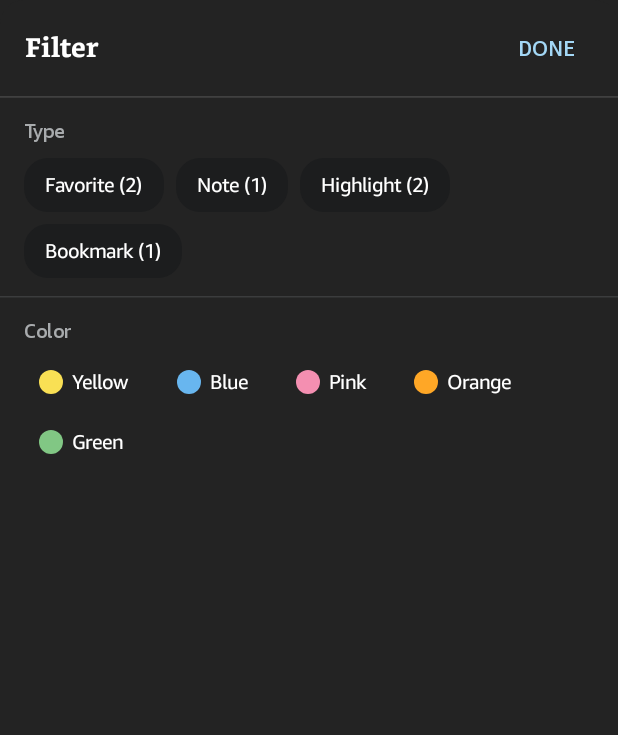
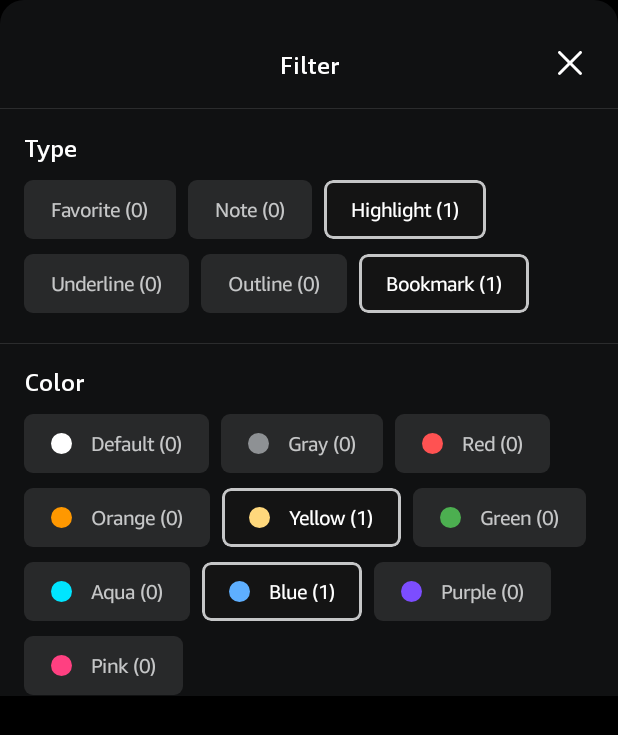
Before and after one commit to BerKetKet/kindling.experimentation, an Android app built with Jetpack Compose: the @Preview function AnnotationsFilterSheetPreview, on a phone screen of 412 x 824 dp. Shown: the top 735 px of the screen. Run offline under Robolectric (Android 15) with nearby library versions, the phone set to English and light mode, and no system bars.

Commit message:
feat(real-ui): calibrate D14 Annotations filter sheet with Kindle typography and layout

```diff
--- a/app/src/main/java/app/opusreader/navigation/OpusNavHost.kt
+++ b/app/src/main/java/app/opusreader/navigation/OpusNavHost.kt
@@ -2,6 +2,7 @@ package app.opusreader.navigation
 
 import androidx.compose.foundation.Image
 import androidx.compose.foundation.background
+import androidx.compose.foundation.clickable
 import androidx.compose.foundation.layout.Box
 import androidx.compose.foundation.layout.fillMaxSize
 import androidx.compose.foundation.layout.fillMaxWidth
@@ -129,8 +130,8 @@ fun OpusNavHost(
     val currentBook = allBooks.firstOrNull { it.id == "frankenstein_shelley" } ?: allBooks.first()
 
     // Annotation filter and sort states
-    var annotationFilterTypes by remember { mutableStateOf(emptySet<String>()) }
-    var annotationFilterColors by remember { mutableStateOf(emptySet<String>()) }
+    var annotationFilterTypes by remember { mutableStateOf(setOf("Highlight", "Bookmark")) }
+    var annotationFilterColors by remember { mutableStateOf(setOf("YELLOW", "BLUE")) }
     var annotationSortField by remember { mutableStateOf(AnnotationSortField.LOCATION) }
     var annotationSortDirection by remember { mutableStateOf(SortDirection.ASCENDING) }
 
@@ -374,6 +375,25 @@ fun OpusNavHost(
 
                 // 14 Annotations Filter Sheet
                 composable(NavRoutes.ANNOTATIONS_FILTER) {
+                    Box(modifier = Modifier.fillMaxSize()) {
+                        AnnotationsScreen(
+                            engine = readerEngine,
+                            filterTypes = annotationFilterTypes,
+                            filterColors = annotationFilterColors,
+                            sortField = annotationSortField,
+                            sortDirection = annotationSortDirection,
+                            onBackClick = { navController.popBackStack() },
+                            onFilterClick = {},
+                            onSortClick = {},
+                            onExportClick = {},
+                            onItemClick = {}
+                        )
+                        Box(
+                            modifier = Modifier
+                                .fillMaxSize()
+                                .background(Color(0xFF444648).copy(alpha = 0.60f))
+                                .clickable { navController.popBackStack() }
+                        )
                         AnnotationsFilterSheet(
                             initialTypes = annotationFilterTypes,
                             initialColors = annotationFilterColors,
@@ -382,8 +402,10 @@ fun OpusNavHost(
                                 annotationFilterTypes = types
                                 annotationFilterColors = colors
                                 navController.popBackStack()
+                            },
+                            modifier = Modifier.align(Alignment.BottomCenter)
+                        )
                     }
-                    )
                 }
 
                 // 15 Annotations Sort Sheet
--- a/app/src/main/java/app/opusreader/ui/screens/AnnotationsFilterSheet.kt
+++ b/app/src/main/java/app/opusreader/ui/screens/AnnotationsFilterSheet.kt
@@ -1,15 +1,13 @@
 package app.opusreader.ui.screens
 
-import androidx.compose.foundation.Image
 import androidx.compose.foundation.background
+import androidx.compose.foundation.border
 import androidx.compose.foundation.clickable
 import androidx.compose.foundation.layout.Arrangement
 import androidx.compose.foundation.layout.Box
-import androidx.compose.foundation.layout.ExperimentalLayoutApi
-import androidx.compose.foundation.layout.FlowRow
+import androidx.compose.foundation.layout.Column
 import androidx.compose.foundation.layout.Row
 import androidx.compose.foundation.layout.Spacer
-import androidx.compose.foundation.layout.fillMaxSize
 import androidx.compose.foundation.layout.fillMaxWidth
 import androidx.compose.foundation.layout.height
 import androidx.compose.foundation.layout.padding
@@ -17,10 +15,8 @@ import androidx.compose.foundation.layout.size
 import androidx.compose.foundation.layout.width
 import androidx.compose.foundation.shape.CircleShape
 import androidx.compose.foundation.shape.RoundedCornerShape
-import androidx.compose.material.icons.Icons
-import androidx.compose.material.icons.filled.Check
-import androidx.compose.material3.HorizontalDivider
 import androidx.compose.material3.Icon
+import androidx.compose.material3.IconButton
 import androidx.compose.material3.Text
 import androidx.compose.runtime.Composable
 import androidx.compose.runtime.getValue
@@ -31,32 +27,22 @@ import androidx.compose.ui.Alignment
 import androidx.compose.ui.Modifier
 import androidx.compose.ui.draw.clip
 import androidx.compose.ui.graphics.Color
-import androidx.compose.ui.layout.ContentScale
 import androidx.compose.ui.res.painterResource
+import androidx.compose.ui.text.PlatformTextStyle
+import androidx.compose.ui.text.TextStyle
 import androidx.compose.ui.text.font.FontWeight
 import androidx.compose.ui.tooling.preview.Preview
 import androidx.compose.ui.unit.dp
 import androidx.compose.ui.unit.sp
 import app.opusreader.R
-import app.opusreader.ui.components.OpusBottomSheetContainer
-import app.opusreader.ui.theme.HighlightBlue
-import app.opusreader.ui.theme.HighlightGreen
-import app.opusreader.ui.theme.HighlightOrange
-import app.opusreader.ui.theme.HighlightPink
-import app.opusreader.ui.theme.HighlightYellow
-import app.opusreader.ui.theme.OpusDivider
+import app.opusreader.ui.theme.AmazonEmberFontFamily
 import app.opusreader.ui.theme.OpusReaderTheme
-import app.opusreader.ui.theme.OpusSpacing
-import app.opusreader.ui.theme.OpusSurfaceVariant
-import app.opusreader.ui.theme.OpusTextPrimary
-import app.opusreader.ui.theme.OpusTextSecondary
 import app.opusreader.ui.theme.refPx
 
-@OptIn(ExperimentalLayoutApi::class)
 @Composable
 fun AnnotationsFilterSheet(
-    initialTypes: Set<String> = emptySet(),
-    initialColors: Set<String> = emptySet(),
+    initialTypes: Set<String> = setOf("Highlight", "Bookmark"),
+    initialColors: Set<String> = setOf("YELLOW", "BLUE"),
     onCloseClick: () -> Unit = {},
     onApply: (Set<String>, Set<String>) -> Unit = { _, _ -> },
     modifier: Modifier = Modifier
@@ -64,119 +50,200 @@ fun AnnotationsFilterSheet(
     var selectedTypes by remember { mutableStateOf(initialTypes) }
     var selectedColors by remember { mutableStateOf(initialColors) }
 
-    val types = listOf(
-        "Favorite" to 2,
-        "Note" to 1,
-        "Highlight" to 2,
-        "Bookmark" to 1
+    val typeRows = listOf(
+        listOf("Favorite" to 0, "Note" to 0, "Highlight" to 1),
+        listOf("Underline" to 0, "Outline" to 0, "Bookmark" to 1)
     )
 
-    val colors = listOf(
-        "Yellow" to HighlightYellow,
-        "Blue" to HighlightBlue,
-        "Pink" to HighlightPink,
-        "Orange" to HighlightOrange,
-        "Green" to HighlightGreen
+    val colorRows = listOf(
+        listOf(Triple("Default", 0, Color.White), Triple("Gray", 0, Color(0xFF8E9194)), Triple("Red", 0, Color(0xFFFF5252))),
+        listOf(Triple("Orange", 0, Color(0xFFFF9800)), Triple("Yellow", 1, Color(0xFFFFD87C)), Triple("Green", 0, Color(0xFF4CAF50))),
+        listOf(Triple("Aqua", 0, Color(0xFF00E5FF)), Triple("Blue", 1, Color(0xFF5EAFFF)), Triple("Purple", 0, Color(0xFF7C4DFF))),
+        listOf(Triple("Pink", 0, Color(0xFFFF4081)))
     )
 
-    OpusBottomSheetContainer(
-        title = "Filter",
-        doneButtonText = "DONE",
-        onDoneClick = { onApply(selectedTypes, selectedColors) },
-        onCloseClick = onCloseClick,
+    Column(
         modifier = modifier
+            .fillMaxWidth()
+            .height(1218.refPx)
+            .clip(RoundedCornerShape(topStart = 16.dp, topEnd = 16.dp))
+            .background(Color(0xFF101112))
     ) {
-        SectionTitle("Type")
-
-        FlowRow(
+        // Header (y=1122..1310, h=190px)
+        Box(
             modifier = Modifier
                 .fillMaxWidth()
-                .padding(horizontal = OpusSpacing.standard),
-            horizontalArrangement = Arrangement.spacedBy(OpusSpacing.small),
-            verticalArrangement = Arrangement.spacedBy(OpusSpacing.small)
+                .height(190.refPx)
         ) {
-            types.forEach { (type, count) ->
+            Text(
+                text = "Filter",
+                color = Color.White,
+                fontFamily = AmazonEmberFontFamily,
+                fontSize = 16.sp,
+                fontWeight = FontWeight.Bold,
+                style = TextStyle(platformStyle = PlatformTextStyle(includeFontPadding = false)),
+                modifier = Modifier
+                    .align(Alignment.TopCenter)
+                    .padding(top = (89 / 2.625).dp)
+            )
+
+            IconButton(
+                onClick = onCloseClick,
+                modifier = Modifier
+                    .align(Alignment.TopEnd)
+                    .padding(top = (79 / 2.625).dp, end = (53 / 2.625).dp)
+                    .size(24.dp)
+            ) {
+                Icon(
+                    painter = painterResource(R.drawable.ic_bds_close),
+                    contentDescription = "Close",
+                    tint = Color.White,
+                    modifier = Modifier.size(24.dp)
+                )
+            }
+
+            // Divider 1 (y=1310..1312, h=2px)
+            Box(
+                modifier = Modifier
+                    .fillMaxWidth()
+                    .height((2 / 2.625).dp)
+                    .background(Color(0xFF2B2C2D))
+                    .align(Alignment.BottomCenter)
+            )
+        }
+
+        Spacer(modifier = Modifier.height((44 / 2.625).dp))
+
+        // Type section title (y=1366..1405)
+        Text(
+            text = "Type",
+            color = Color.White,
+            fontFamily = AmazonEmberFontFamily,
+            fontSize = 16.sp,
+            fontWeight = FontWeight.Bold,
+            style = TextStyle(platformStyle = PlatformTextStyle(includeFontPadding = false)),
+            modifier = Modifier.padding(start = (42 / 2.625).dp)
+        )
+
+        Spacer(modifier = Modifier.height((32 / 2.625).dp))
+
+        // Type rows
+        typeRows.forEachIndexed { index, rowItems ->
+            if (index > 0) Spacer(modifier = Modifier.height((27 / 2.625).dp))
+            Row(
+                modifier = Modifier
+                    .fillMaxWidth()
+                    .padding(horizontal = (42 / 2.625).dp),
+                horizontalArrangement = Arrangement.spacedBy((21 / 2.625).dp)
+            ) {
+                rowItems.forEach { (type, count) ->
                     val isSelected = selectedTypes.contains(type)
                     Box(
                         modifier = Modifier
-                        .clip(RoundedCornerShape(16.dp))
-                        .background(if (isSelected) OpusTextPrimary else OpusSurfaceVariant)
+                            .height((104 / 2.625).dp)
+                            .clip(RoundedCornerShape(6.dp))
+                            .background(if (isSelected) Color(0xFF141414) else Color(0xFF28292A))
+                            .then(
+                                if (isSelected) Modifier.border(width = 1.5.dp, color = Color(0xFFC5C6C7), shape = RoundedCornerShape(6.dp))
+                                else Modifier
+                            )
                             .clickable {
                                 selectedTypes = if (isSelected) selectedTypes - type else selectedTypes + type
+                                onApply(selectedTypes, selectedColors)
                             }
-                        .padding(horizontal = 14.dp, vertical = 8.dp)
+                            .padding(horizontal = (48 / 2.625).dp),
+                        contentAlignment = Alignment.Center
                     ) {
                         Text(
                             text = "$type ($count)",
-                        color = if (isSelected) Color(0xFF101112) else OpusTextPrimary,
+                            color = if (isSelected) Color.White else Color(0xFFC5C6C7),
+                            fontFamily = AmazonEmberFontFamily,
                             fontSize = 13.sp,
-                        fontWeight = if (isSelected) FontWeight.SemiBold else FontWeight.Normal
+                            fontWeight = FontWeight.Normal,
+                            style = TextStyle(platformStyle = PlatformTextStyle(includeFontPadding = false))
                         )
                     }
                 }
             }
+        }
 
-        Spacer(modifier = Modifier.height(OpusSpacing.medium))
-        HorizontalDivider(color = OpusDivider, thickness = 1.dp)
+        Spacer(modifier = Modifier.height((53 / 2.625).dp))
 
-        SectionTitle("Color")
-
-        FlowRow(
+        // Divider 2 (y=1725..1727, h=2px)
+        Box(
             modifier = Modifier
                 .fillMaxWidth()
-                .padding(horizontal = OpusSpacing.standard),
-            horizontalArrangement = Arrangement.spacedBy(OpusSpacing.medium),
-            verticalArrangement = Arrangement.spacedBy(OpusSpacing.small)
-        ) {
-            colors.forEach { (name, color) ->
-                val isSelected = selectedColors.contains(name.uppercase())
+                .height((2 / 2.625).dp)
+                .background(Color(0xFF2B2C2D))
+        )
+
+        Spacer(modifier = Modifier.height((42 / 2.625).dp))
+
+        // Color section title (y=1779..1811)
+        Text(
+            text = "Color",
+            color = Color.White,
+            fontFamily = AmazonEmberFontFamily,
+            fontSize = 16.sp,
+            fontWeight = FontWeight.Bold,
+            style = TextStyle(platformStyle = PlatformTextStyle(includeFontPadding = false)),
+            modifier = Modifier.padding(start = (44 / 2.625).dp)
+        )
+
+        Spacer(modifier = Modifier.height((32 / 2.625).dp))
+
+        // Color rows
+        colorRows.forEachIndexed { index, rowItems ->
+            if (index > 0) Spacer(modifier = Modifier.height((27 / 2.625).dp))
             Row(
                 modifier = Modifier
-                        .clip(RoundedCornerShape(16.dp))
-                        .background(if (isSelected) OpusSurfaceVariant else Color.Transparent)
-                        .clickable {
-                            val upper = name.uppercase()
-                            selectedColors = if (isSelected) selectedColors - upper else selectedColors + upper
-                        }
-                        .padding(horizontal = 10.dp, vertical = 6.dp),
-                    verticalAlignment = Alignment.CenterVertically
+                    .fillMaxWidth()
+                    .padding(horizontal = (42 / 2.625).dp),
+                horizontalArrangement = Arrangement.spacedBy((21 / 2.625).dp)
             ) {
+                rowItems.forEach { (colorName, count, dotColor) ->
+                    val isSelected = selectedColors.contains(colorName.uppercase())
                     Box(
                         modifier = Modifier
-                            .size(16.dp)
+                            .height((104 / 2.625).dp)
+                            .clip(RoundedCornerShape(6.dp))
+                            .background(if (isSelected) Color(0xFF141414) else Color(0xFF28292A))
+                            .then(
+                                if (isSelected) Modifier.border(width = 1.5.dp, color = Color(0xFFC5C6C7), shape = RoundedCornerShape(6.dp))
+                                else Modifier
+                            )
+                            .clickable {
+                                selectedColors = if (isSelected) selectedColors - colorName.uppercase() else selectedColors + colorName.uppercase()
+                                onApply(selectedTypes, selectedColors)
+                            }
+                            .padding(horizontal = (48 / 2.625).dp),
+                        contentAlignment = Alignment.Center
+                    ) {
+                        Row(verticalAlignment = Alignment.CenterVertically) {
+                            Box(
+                                modifier = Modifier
+                                    .size((36 / 2.625).dp)
                                     .clip(CircleShape)
-                            .background(color)
+                                    .background(dotColor)
                             )
-                    Spacer(modifier = Modifier.width(6.dp))
+                            Spacer(modifier = Modifier.width((33 / 2.625).dp))
                             Text(
-                        text = name,
-                        color = OpusTextPrimary,
+                                text = "$colorName ($count)",
+                                color = if (isSelected) Color.White else Color(0xFFC5C6C7),
+                                fontFamily = AmazonEmberFontFamily,
                                 fontSize = 13.sp,
-                        fontWeight = if (isSelected) FontWeight.SemiBold else FontWeight.Normal
+                                fontWeight = FontWeight.Normal,
+                                style = TextStyle(platformStyle = PlatformTextStyle(includeFontPadding = false))
                             )
                         }
                     }
                 }
             }
         }
-
-@Composable
-private fun SectionTitle(title: String) {
-    Text(
-        text = title,
-        color = OpusTextSecondary,
-        fontSize = 13.sp,
-        fontWeight = FontWeight.SemiBold,
-        modifier = Modifier.padding(
-            start = OpusSpacing.standard,
-            end = OpusSpacing.standard,
-            top = OpusSpacing.medium,
-            bottom = OpusSpacing.small
-        )
-    )
+    }
 }
 
-@Preview(name = "14 Annotations Filter Preview", showBackground = true, backgroundColor = 0xFF232323)
+@Preview(name = "14 Annotations Filter Sheet Preview", showBackground = true, backgroundColor = 0xFF000000)
 @Composable
 fun AnnotationsFilterSheetPreview() {
     OpusReaderTheme {
--- /dev/null
+++ b/app/src/main/res/drawable/ic_bds_close.xml
@@ -0,0 +1,10 @@
+<vector xmlns:android="http://schemas.android.com/apk/res/android"
+    android:height="24dp"
+    android:width="24dp"
+    android:viewportWidth="24"
+    android:viewportHeight="24">
+    <path
+        android:fillColor="#FFFFFFFF"
+        android:pathData="M4.293,4.293C4.683,3.902 5.317,3.902 5.707,4.293L12,10.586L18.293,4.293C18.683,3.902 19.317,3.902 19.707,4.293C20.098,4.683 20.098,5.317 19.707,5.707L13.414,12L19.707,18.293C20.098,18.683 20.098,19.317 19.707,19.707C19.317,20.098 18.683,20.098 18.293,19.707L12,13.414L5.707,19.707C5.317,20.098 4.683,20.098 4.293,19.707C3.902,19.317 3.902,18.683 4.293,18.293L10.586,12L4.293,5.707C3.902,5.317 3.902,4.683 4.293,4.293Z"
+        android:fillType="evenOdd"/>
+</vector>
```
Also changed, not shown: 9 other files. Lines whose indentation alone changed are shown as unchanged.
